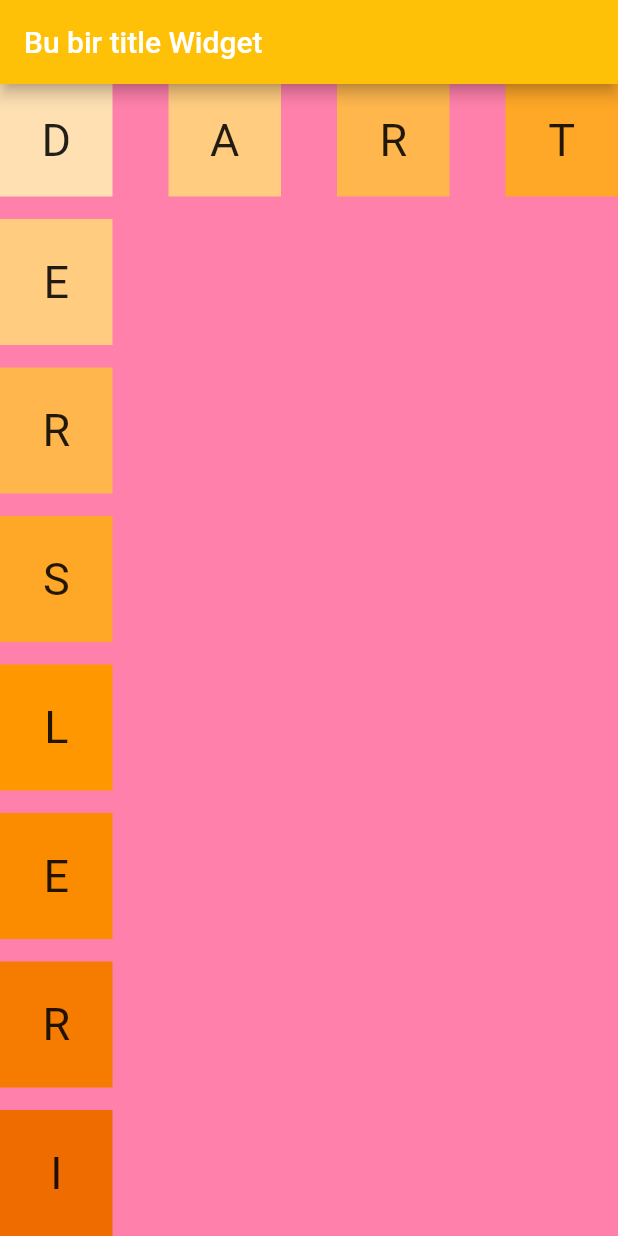
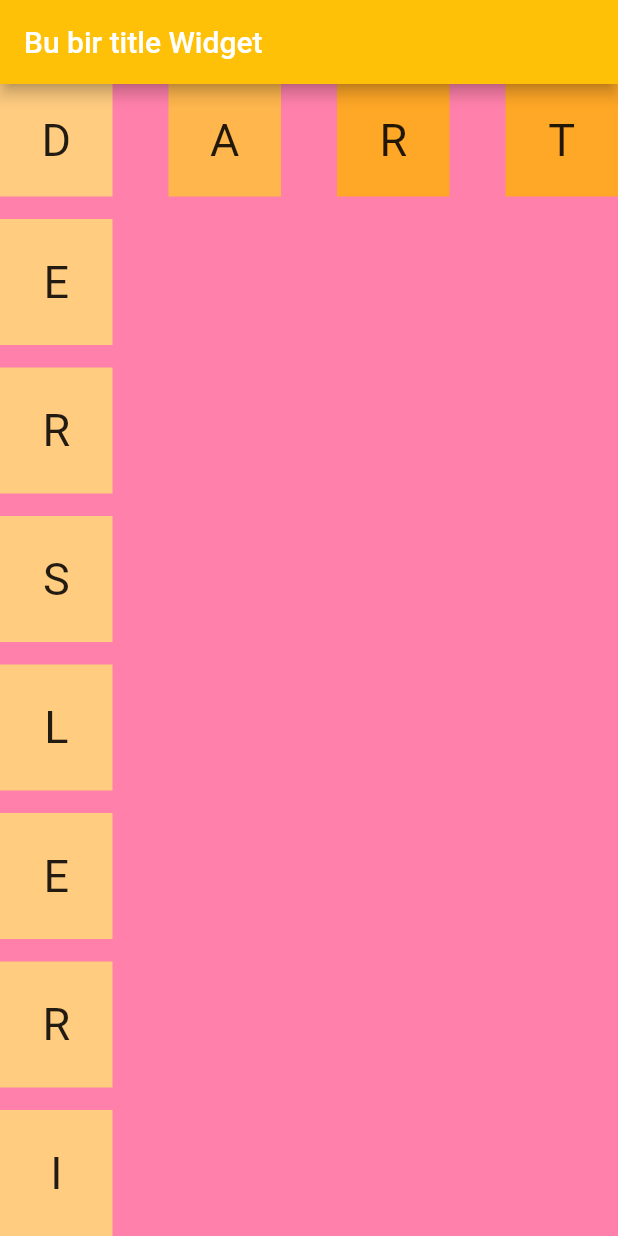
Before and after one commit to sinanfen/flutter_application_2, a Flutter app: the screen it shows after launch, on a phone screen of 412 x 824 dp. Run offline on Flutter 3.47's test engine with Material 2 defaults, Android fonts, the phone set to English and light mode, and no system bars.

Commit message:
update-special method for rows and columns

```diff
--- a/lib/main.dart
+++ b/lib/main.dart
@@ -35,95 +35,25 @@ class MyApp extends StatelessWidget {
       mainAxisAlignment: MainAxisAlignment.spaceAround,
       children: [
         Expanded(
-          child: Container(
-            alignment: Alignment.center,
-            width: 75,
-            height: 75,
-            margin: EdgeInsets.only(top: 15),
-            color: Colors.orange.shade200,
-            child: Text(
-              'E',
-              style: TextStyle(fontSize: 30),
-            ),
-          ),
+          child: containerOlustur("E", Colors.orange.shade200, margin: 15),
         ),
         Expanded(
-          child: Container(
-            alignment: Alignment.center,
-            width: 75,
-            height: 75,
-            margin: EdgeInsets.only(top: 15),
-            color: Colors.orange.shade300,
-            child: Text(
-              'R',
-              style: TextStyle(fontSize: 30),
-            ),
-          ),
+          child: containerOlustur("R", Colors.orange.shade200, margin: 15),
         ),
         Expanded(
-          child: Container(
-            alignment: Alignment.center,
-            width: 75,
-            height: 75,
-            margin: EdgeInsets.only(top: 15),
-            color: Colors.orange.shade400,
-            child: Text(
-              'S',
-              style: TextStyle(fontSize: 30),
-            ),
-          ),
+          child: containerOlustur("S", Colors.orange.shade200, margin: 15),
         ),
         Expanded(
-          child: Container(
-            alignment: Alignment.center,
-            width: 75,
-            height: 75,
-            margin: EdgeInsets.only(top: 15),
-            color: Colors.orange.shade500,
-            child: Text(
-              'L',
-              style: TextStyle(fontSize: 30),
-            ),
-          ),
+          child: containerOlustur("L", Colors.orange.shade200, margin: 15),
         ),
         Expanded(
-          child: Container(
-            alignment: Alignment.center,
-            width: 75,
-            height: 75,
-            margin: EdgeInsets.only(top: 15),
-            color: Colors.orange.shade600,
-            child: Text(
-              'E',
-              style: TextStyle(fontSize: 30),
-            ),
-          ),
+          child: containerOlustur("E", Colors.orange.shade200, margin: 15),
         ),
         Expanded(
-          child: Container(
-            alignment: Alignment.center,
-            width: 75,
-            height: 75,
-            margin: EdgeInsets.only(top: 15),
-            color: Colors.orange.shade700,
-            child: Text(
-              'R',
-              style: TextStyle(fontSize: 30),
-            ),
-          ),
+          child: containerOlustur("R", Colors.orange.shade200, margin: 15),
         ),
         Expanded(
-          child: Container(
-            alignment: Alignment.center,
-            width: 75,
-            height: 75,
-            margin: EdgeInsets.only(top: 15),
-            color: Colors.orange.shade800,
-            child: Text(
-              'I',
-              style: TextStyle(fontSize: 30),
-            ),
-          ),
+          child: containerOlustur("I", Colors.orange.shade200, margin: 15),
         )
       ],
     );
@@ -133,47 +63,27 @@ class MyApp extends StatelessWidget {
     return Row(
       mainAxisAlignment: MainAxisAlignment.spaceBetween,
       children: [
-        Container(
-          alignment: Alignment.center,
-          width: 75,
-          height: 75,
-          color: Colors.orange.shade100,
-          child: Text(
-            'D',
-            style: TextStyle(fontSize: 30),
-          ),
-        ),
-        Container(
-          alignment: Alignment.center,
-          width: 75,
-          height: 75,
-          color: Colors.orange.shade200,
-          child: Text(
-            'A',
-            style: TextStyle(fontSize: 30),
-          ),
-        ),
-        Container(
-          alignment: Alignment.center,
-          width: 75,
-          height: 75,
-          color: Colors.orange.shade300,
-          child: Text(
-            'R',
-            style: TextStyle(fontSize: 30),
-          ),
-        ),
-        Container(
-          alignment: Alignment.center,
-          width: 75,
-          height: 75,
-          color: Colors.orange.shade400,
-          child: Text(
-            'T',
-            style: TextStyle(fontSize: 30),
-          ),
-        )
+        containerOlustur("D", Colors.orange.shade200),
+        containerOlustur("A", Colors.orange.shade300),
+        containerOlustur("R", Colors.orange.shade400),
+        containerOlustur("T", Colors.orange.shade400),
       ],
+    );
+  }
+
+//Özel metod
+
+  Container containerOlustur(String harf, Color renk, {double margin = 0}) {
+    return Container(
+      alignment: Alignment.center,
+      width: 75,
+      height: 75,
+      margin: EdgeInsets.only(top: margin),
+      color: renk,
+      child: Text(
+        harf,
+        style: TextStyle(fontSize: 30),
+      ),
     );
   }
 }
```
